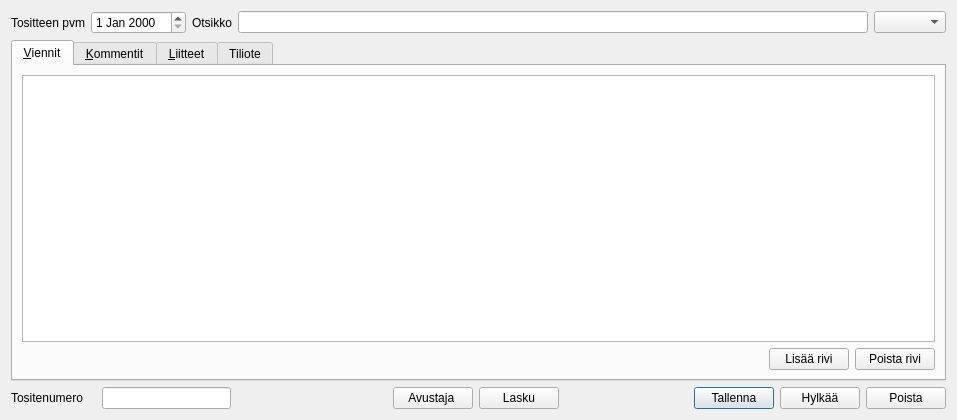
Old version of the form kitupiikki/kirjaus/kirjaus.ui in the repository artoh/kitupiikki.
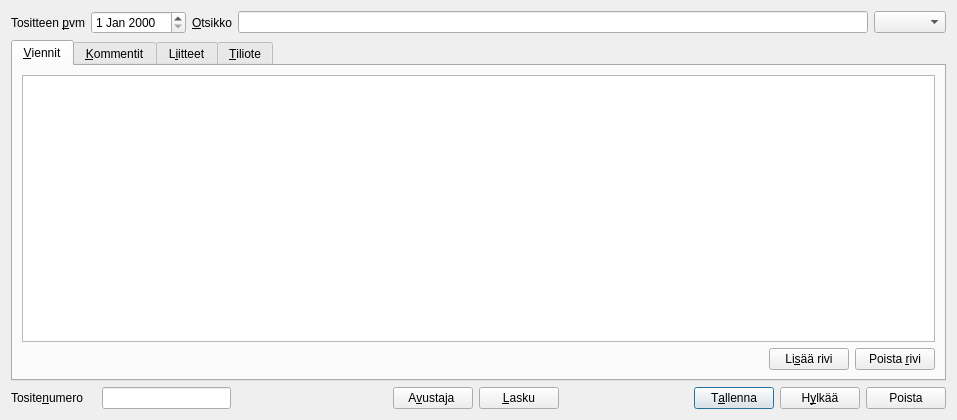
New version of the form. Icons and pictures are not drawn.

What changed in the file:
```diff
--- a/kitupiikki/kirjaus/kirjaus.ui
+++ b/kitupiikki/kirjaus/kirjaus.ui
@@ -19,7 +19,7 @@
      <item>
       <widget class="QLabel" name="label">
        <property name="text">
-        <string>Tositteen pvm</string>
+        <string>Tositteen &amp;pvm</string>
        </property>
        <property name="buddy">
         <cstring>tositePvmEdit</cstring>
@@ -32,7 +32,7 @@
      <item>
       <widget class="QLabel" name="label_2">
        <property name="text">
-        <string>Otsikko</string>
+        <string>&amp;Otsikko</string>
        </property>
        <property name="buddy">
         <cstring>otsikkoEdit</cstring>
@@ -89,7 +89,7 @@
          <item>
           <widget class="QPushButton" name="lisaaRiviNappi">
            <property name="text">
-            <string>Lisää rivi</string>
+            <string>Li&amp;sää rivi</string>
            </property>
            <property name="icon">
             <iconset resource="../pic/pic.qrc">
@@ -103,7 +103,7 @@
          <item>
           <widget class="QPushButton" name="poistariviNappi">
            <property name="text">
-            <string>Poista rivi</string>
+            <string>Poista &amp;rivi</string>
            </property>
            <property name="icon">
             <iconset resource="../pic/pic.qrc">
@@ -134,7 +134,7 @@
      </widget>
      <widget class="QWidget" name="liitteet">
       <attribute name="title">
-       <string>&amp;Liitteet</string>
+       <string>L&amp;iitteet</string>
       </attribute>
       <layout class="QHBoxLayout" name="horizontalLayout_3">
        <item>
@@ -200,7 +200,7 @@
      </widget>
      <widget class="QWidget" name="tiliote">
       <attribute name="title">
-       <string>Tiliote</string>
+       <string>&amp;Tiliote</string>
       </attribute>
       <layout class="QFormLayout" name="formLayout">
        <item row="0" column="0" colspan="2">
@@ -279,7 +279,7 @@
      <item>
       <widget class="QLabel" name="label_10">
        <property name="text">
-        <string>Tositenumero</string>
+        <string>Tosite&amp;numero</string>
        </property>
        <property name="buddy">
         <cstring>tunnisteEdit</cstring>
@@ -342,7 +342,7 @@
      <item>
       <widget class="QPushButton" name="apuriNappi">
        <property name="text">
-        <string>Avustaja </string>
+        <string>A&amp;vustaja </string>
        </property>
        <property name="icon">
         <iconset resource="../pic/pic.qrc">
@@ -356,7 +356,7 @@
      <item>
       <widget class="QPushButton" name="laskuNappi">
        <property name="text">
-        <string>Lasku</string>
+        <string>&amp;Lasku</string>
        </property>
        <property name="icon">
         <iconset resource="../pic/pic.qrc">
@@ -380,7 +380,7 @@
      <item>
       <widget class="QPushButton" name="tallennaButton">
        <property name="text">
-        <string>Tallenna</string>
+        <string>T&amp;allenna</string>
        </property>
        <property name="icon">
         <iconset>
@@ -397,7 +397,7 @@
      <item>
       <widget class="QPushButton" name="hylkaaNappi">
        <property name="text">
-        <string>Hylkää</string>
+        <string>H&amp;ylkää</string>
        </property>
        <property name="icon">
         <iconset resource="../pic/pic.qrc">
```
Left out of the diff: 23 changed lines with no effect on the pictures.
